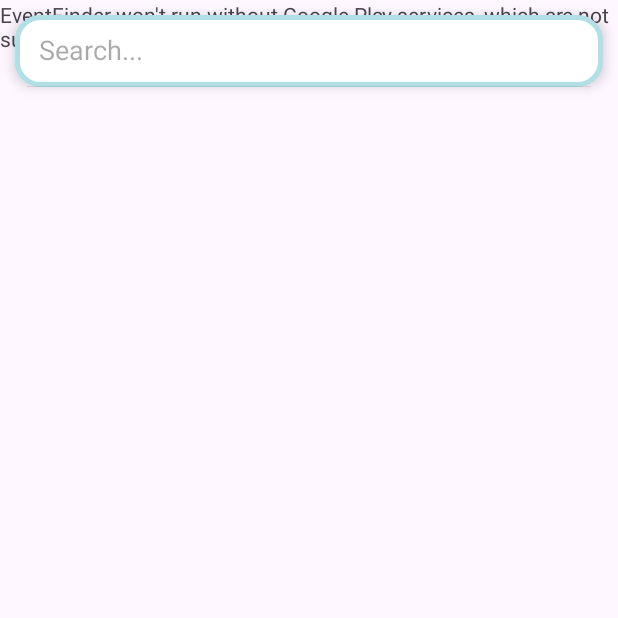
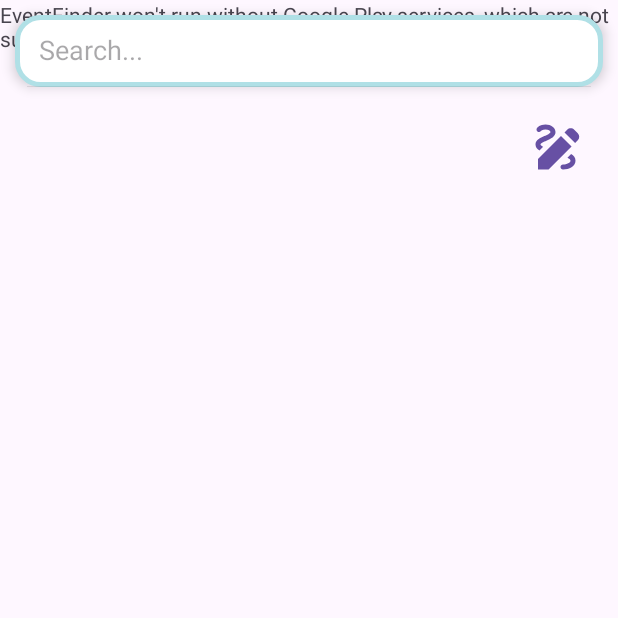
Before and after one commit to dbracic21-foi/EventFinder, an Android app: the screen it shows after launch (MapsFragment), on a phone screen of 412 x 824 dp, the top half of it. Run offline under Robolectric (Android 15) with nearby library versions, the phone set to English and light mode, and no system bars.

Commit message:
Implemented polygon drawing, still have to figure out how to place markers

```diff
--- a/Software/app/build.gradle.kts
+++ b/Software/app/build.gradle.kts
@@ -48,5 +48,6 @@ dependencies {
     androidTestImplementation("androidx.test.ext:junit:1.1.5")
     androidTestImplementation("androidx.test.espresso:espresso-core:3.5.1")
     implementation("com.google.android.gms:play-services-maps:18.2.0")
+    implementation ("com.google.maps.android:android-maps-utils:2.3.0")
     implementation("com.google.android.gms:play-services-location:21.0.1")
 }
--- /dev/null
+++ b/Software/app/src/main/res/drawable/btn_draw_polygon.xml
@@ -0,0 +1,5 @@
+<vector android:height="24dp" android:tint="#000000"
+    android:viewportHeight="24" android:viewportWidth="24"
+    android:width="24dp" xmlns:android="http://schemas.android.com/apk/res/android">
+    <path android:fillColor="@android:color/white" android:pathData="M18.85,10.39l1.06,-1.06c0.78,-0.78 0.78,-2.05 0,-2.83L18.5,5.09c-0.78,-0.78 -2.05,-0.78 -2.83,0l-1.06,1.06L18.85,10.39zM13.19,7.56L4,16.76V21h4.24l9.19,-9.19L13.19,7.56zM19,17.5c0,2.19 -2.54,3.5 -5,3.5c-0.55,0 -1,-0.45 -1,-1s0.45,-1 1,-1c1.54,0 3,-0.73 3,-1.5c0,-0.47 -0.48,-0.87 -1.23,-1.2l1.48,-1.48C18.32,15.45 19,16.29 19,17.5zM4.58,13.35C3.61,12.79 3,12.06 3,11c0,-1.8 1.89,-2.63 3.56,-3.36C7.59,7.18 9,6.56 9,6c0,-0.41 -0.78,-1 -2,-1C5.74,5 5.2,5.61 5.17,5.64C4.82,6.05 4.19,6.1 3.77,5.76C3.36,5.42 3.28,4.81 3.62,4.38C3.73,4.24 4.76,3 7,3c2.24,0 4,1.32 4,3c0,1.87 -1.93,2.72 -3.64,3.47C6.42,9.88 5,10.5 5,11c0,0.31 0.43,0.6 1.07,0.86L4.58,13.35z"/>
+</vector>
--- a/Software/app/src/main/res/layout/fragment_maps.xml
+++ b/Software/app/src/main/res/layout/fragment_maps.xml
@@ -8,10 +8,13 @@
     tools:context=".MapsFragment">
 
     <androidx.fragment.app.FragmentContainerView
+        xmlns:android="http://schemas.android.com/apk/res/android"
+        xmlns:tools="http://schemas.android.com/tools"
         android:layout_width="match_parent"
         android:layout_height="match_parent"
         android:id="@+id/map"
-        android:name="com.google.android.gms.maps.SupportMapFragment" />
+        android:name="com.google.android.gms.maps.SupportMapFragment"
+        tools:context="com.example.polygons.PolyActivity"/>
 
     <androidx.appcompat.widget.SearchView
         android:id="@+id/mapSearch"
@@ -27,4 +30,16 @@
         app:layout_constraintStart_toStartOf="parent"
         app:layout_constraintTop_toTopOf="parent" />
 
+
+    <Button
+        android:id="@+id/btn_polygon"
+        android:layout_width="40dp"
+        android:layout_height="40dp"
+        android:layout_margin="20dp"
+        android:background="@drawable/btn_draw_polygon"
+        android:backgroundTint="@color/powder_blue"
+        app:layout_constraintEnd_toEndOf="parent"
+        app:layout_constraintTop_toBottomOf="@+id/mapSearch" />
+
+
 </androidx.constraintlayout.widget.ConstraintLayout>
```
Also changed, not shown: Software/app/src/main/java/com/example/eventfinder/MapsFragment.kt (+63 -0 lines), Software/app/src/main/flag-playstore.png (added), 1 other file.
